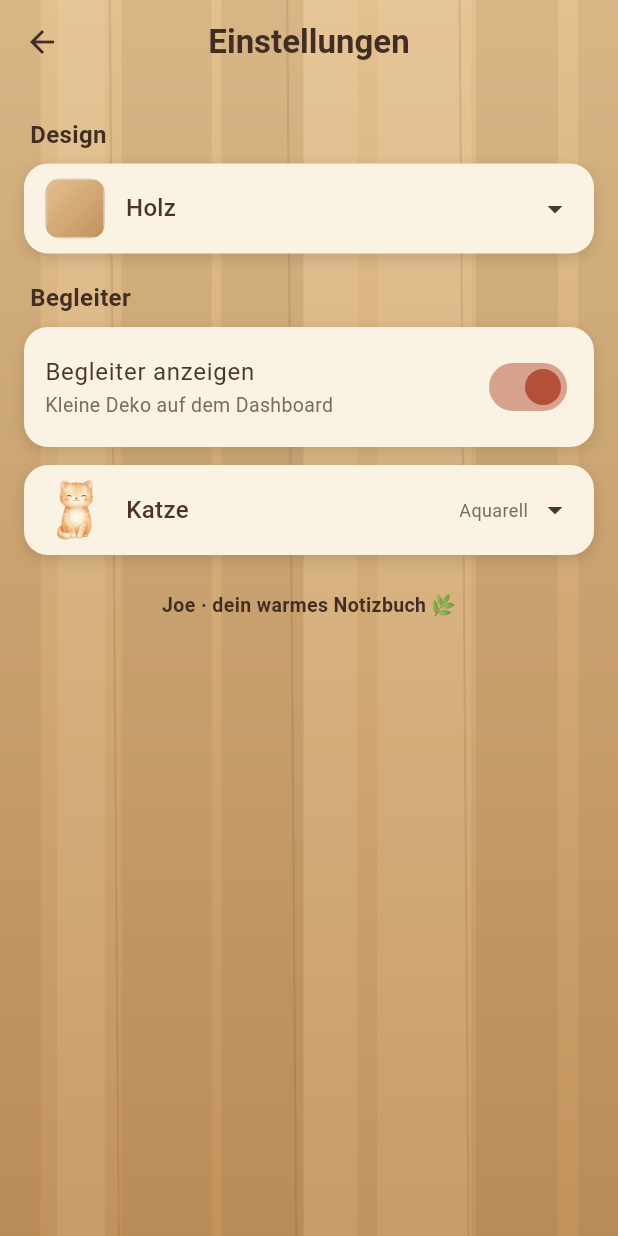
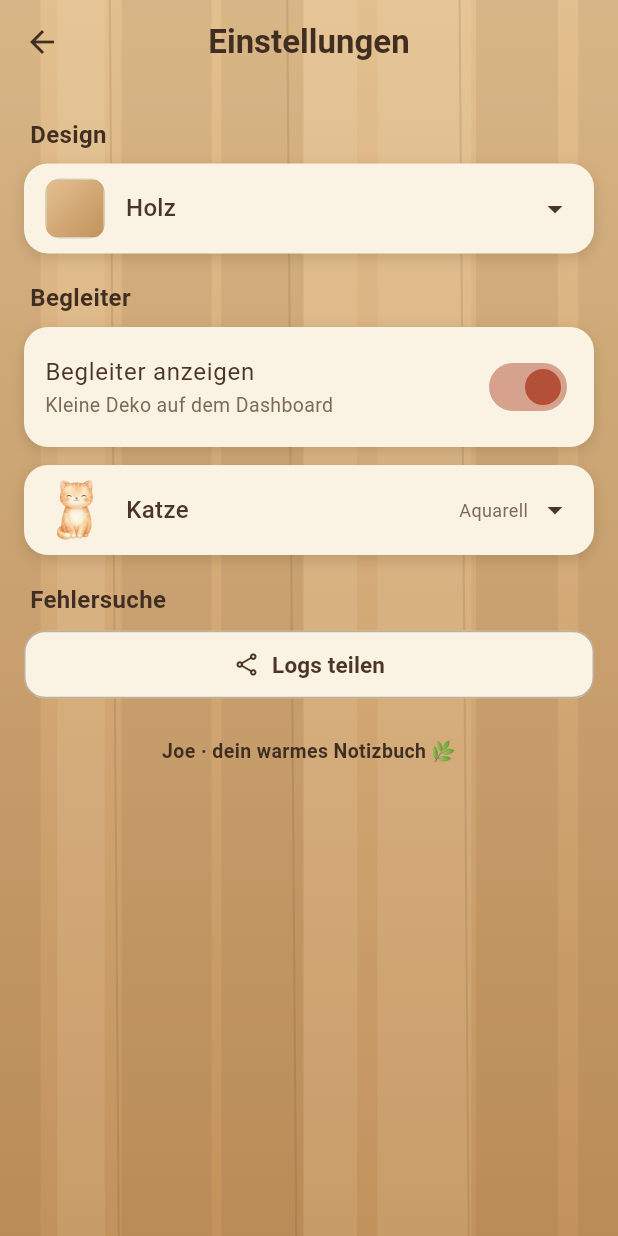
Before and after one commit to HolzfeallerJoe/joe-todo, a Flutter app: the screen it shows after launch, after a tap on "Heute abhaken", after a tap on "Einstellungen", on a phone screen of 412 x 824 dp. Run offline on Flutter 3.47's test engine with Material 3 defaults, Android fonts, the phone set to English and light mode, and no system bars; our stand-ins replace share_plus, shared_preferences.

Commit message:
joe-todo: App-Log mit "Logs teilen" in den Einstellungen
lib/log.dart schreibt Zeilen mit Zeitstempel nach joe.log im
Support-Verzeichnis, mit einfacher Rotation ab 256 KB (joe.log -> joe.log.1).
Zwei Grundsaetze: Loggen darf nie stoeren (jeder Dateifehler wird geschluckt,
ohne Dateisystem traegt ein Speicherpuffer - so bleiben auch die Unit-Tests
ohne path_provider lauffaehig), und Inhalte bleiben draussen - geloggt werden
Ereignisse, Anzahlen und IDs, nie Titel oder Notiztexte, denn geteilte Logs
gehen an Dritte.

Geloggt werden App-Start, Laden (samt Rettungsfall aus dem letzten Commit),
Speicherfehler (die _save fire-and-forget sonst spurlos verschluckt haette),
Anlegen/Loeschen von Aufgaben, Terminen und Notizen sowie unbehandelte Fehler
ueber FlutterError.onError und PlatformDispatcher.onError; das
Standardverhalten (Ausgabe bzw. Absturz) bleibt unveraendert.

In den Einstellungen steht dafuer unter "Fehlersuche" ein flacher Knopf ueber
die ganze Breite: "Logs teilen" reicht joe.log.1 und joe.log per Share-Intent
weiter (share_plus bringt den FileProvider mit, kein Manifest-Eintrag noetig);
solange keine Datei existiert, den Puffer als Text.

Neue Abhaengigkeiten: share_plus, path_provider. test/log_test.dart haelt
Zeitstempel, Rotation und den Puffer-Rueckfall fest; auf dem Emulator
durchgespielt bis zum offenen Share-Blatt mit joe.log.

Co-Authored-By: Claude Fable 5 <noreply@anthropic.com>

```diff
--- /dev/null
+++ b/app/lib/log.dart
@@ -0,0 +1,99 @@
+import 'dart:io';
+
+import 'package:flutter/foundation.dart';
+import 'package:path_provider/path_provider.dart';
+
+/// Schlichtes App-Log, damit „Logs teilen" in den Einstellungen etwas zum
+/// Teilen hat: Zeilen mit Zeitstempel, angehaengt an eine Datei im
+/// Support-Verzeichnis der App, gedeckelt durch eine einfache Rotation
+/// (joe.log wird zu joe.log.1, geteilt werden beide).
+///
+/// Zwei Grundsaetze:
+///
+/// * **Loggen darf nie stoeren.** Jeder Dateifehler wird geschluckt; wo es
+///   kein Dateisystem gibt (Unit-Tests), bleibt der Puffer im Speicher und
+///   die App laeuft unveraendert.
+/// * **Inhalte bleiben draussen.** Geloggt werden Ereignisse, Anzahlen und
+///   IDs – nie Titel oder Notiztexte, denn geteilte Logs gehen an Dritte.
+class JoeLog {
+  JoeLog._();
+
+  /// Eigene Instanz fuer Tests, damit der Singleton-Zustand nicht von Test
+  /// zu Test durchsickert.
+  @visibleForTesting
+  JoeLog.forTest();
+
+  static final JoeLog instance = JoeLog._();
+
+  /// Zum Umbiegen im Test; die App nutzt das Support-Verzeichnis.
+  @visibleForTesting
+  static Future<Directory> Function() resolveDirectory =
+      getApplicationSupportDirectory;
+
+  /// Ab dieser Groesse rueckt joe.log zu joe.log.1 (im Test kleiner).
+  @visibleForTesting
+  static int maxBytes = 256 * 1024;
+
+  /// So viele Zeilen haelt der Speicherpuffer als Ersatz fuer die Datei.
+  static const _recentCap = 400;
+
+  final List<String> _recent = [];
+  Future<void> _writing = Future.value();
+  bool _fileBroken = false;
+
+  /// Haengt eine Zeile an. Bequemer Einstieg: `JoeLog.log('...')`.
+  static void log(String message) => instance.add(message);
+
+  void add(String message) {
+    final line = '${DateTime.now().toIso8601String()} $message';
+    debugPrint('[joe] $line');
+    _recent.add(line);
+    if (_recent.length > _recentCap) _recent.removeAt(0);
+    // Schreibvorgaenge hintereinander haengen, damit sich zwei Zeilen nicht
+    // in die Quere kommen.
+    _writing = _writing.then((_) => _append(line));
+  }
+
+  Future<void> _append(String line) async {
+    if (_fileBroken) return;
+    try {
+      final file = await _logFile();
+      await file.writeAsString('$line\n', mode: FileMode.append);
+      if (await file.length() > maxBytes) {
+        final previous = File('${file.path}.1');
+        if (await previous.exists()) await previous.delete();
+        await file.rename(previous.path);
+      }
+    } catch (_) {
+      // Loggen darf nie stoeren – ab jetzt traegt der Speicherpuffer.
+      _fileBroken = true;
+    }
+  }
+
+  Future<File> _logFile() async {
+    final dir = await resolveDirectory();
+    return File('${dir.path}${Platform.pathSeparator}joe.log');
+  }
+
+  /// Alles fuers Teilen: erst ausschreiben, was noch aussteht, dann die
+  /// Logdateien – oder, solange keine existiert, der Puffer als Text.
+  Future<({List<String> paths, String text})> sharePayload() async {
+    await _writing;
+    final paths = <String>[];
+    if (!_fileBroken) {
+      try {
+        final file = await _logFile();
+        final previous = File('${file.path}.1');
+        if (await previous.exists()) paths.add(previous.path);
+        if (await file.exists()) paths.add(file.path);
+      } catch (_) {
+        // Dann eben der Puffer.
+      }
+    }
+    return (paths: paths, text: _recent.join('\n'));
+  }
+
+  /// Wartet alle angestossenen Schreibvorgaenge ab.
+  @visibleForTesting
+  Future<void> get flushed => _writing;
+}
--- a/app/lib/main.dart
+++ b/app/lib/main.dart
@@ -1,12 +1,24 @@
 import 'package:flutter/material.dart';
 import 'package:flutter/services.dart';
 
+import 'log.dart';
 import 'models.dart';
 import 'theme.dart';
 import 'screens/dashboard.dart';
 
 Future<void> main() async {
-  WidgetsFlutterBinding.ensureInitialized();
+  final binding = WidgetsFlutterBinding.ensureInitialized();
+  // Fehler landen im Log – dafuer ist "Logs teilen" in den Einstellungen da.
+  // Das Standardverhalten (Ausgabe bzw. Absturz) bleibt unveraendert.
+  FlutterError.onError = (details) {
+    JoeLog.log('FEHLER Flutter: ${details.exceptionAsString()}');
+    FlutterError.presentError(details);
+  };
+  binding.platformDispatcher.onError = (error, stack) {
+    JoeLog.log('FEHLER unbehandelt: $error');
+    return false;
+  };
+  JoeLog.log('App-Start');
   // Ab Android 15 laeuft die App ohnehin randlos: der Hintergrund liegt schon
   // hinter Status- und Navigationsleiste. Ohne diesen Aufruf legt das System
   // unten aber einen schwarzen Kontrastbalken darueber, waehrend oben die
--- a/app/lib/models.dart
+++ b/app/lib/models.dart
@@ -3,6 +3,7 @@ import 'dart:convert';
 import 'package:flutter/material.dart';
 import 'package:shared_preferences/shared_preferences.dart';
 
+import 'log.dart';
 import 'pets.dart';
 import 'util.dart';
 
@@ -262,6 +263,7 @@ class AppState extends ChangeNotifier {
     final prefs = await SharedPreferences.getInstance();
     final raw = prefs.getString(_storageKey);
     if (raw == null) {
+      JoeLog.log('Erster Start: Beispieldaten angelegt');
       _seed();
       await _save();
       return;
@@ -297,7 +299,11 @@ class AppState extends ChangeNotifier {
     final storedExpanded = data['todayExpanded'];
     todayExpanded = storedExpanded is bool ? storedExpanded : true;
 
+    JoeLog.log('Geladen: ${tasks.length} Aufgaben, '
+        '${appointments.length} Termine, ${notes.length} Notizen');
     if (losses > 0) {
+      JoeLog.log('ACHTUNG: $losses Eintraege unlesbar, '
+          'alter Bestand unter $rescueKey gesichert');
       await prefs.setString(rescueKey, raw);
       await _save();
     }
@@ -392,6 +398,7 @@ class AppState extends ChangeNotifier {
   }
 
   Future<void> _save() async {
+    try {
       final prefs = await SharedPreferences.getInstance();
       await prefs.setString(
         _storageKey,
@@ -405,6 +412,11 @@ class AppState extends ChangeNotifier {
           'todayExpanded': todayExpanded,
         }),
       );
+    } catch (e) {
+      // _changed() wirft das Speichern fire-and-forget an; ohne das Log
+      // verschwaende ein Fehler hier spurlos.
+      JoeLog.log('FEHLER beim Speichern: $e');
+    }
   }
 
   void _changed() {
@@ -415,6 +427,7 @@ class AppState extends ChangeNotifier {
   // ---- Tasks ----
 
   void addTask(Task task) {
+    JoeLog.log('Aufgabe angelegt (${task.id})');
     tasks.add(task);
     _changed();
   }
@@ -422,6 +435,7 @@ class AppState extends ChangeNotifier {
   void updateTask(Task task) => _changed();
 
   void deleteTask(Task task) {
+    JoeLog.log('Aufgabe geloescht (${task.id})');
     tasks.removeWhere((t) => t.id == task.id);
     _changed();
   }
@@ -567,6 +581,7 @@ class AppState extends ChangeNotifier {
   // ---- Appointments ----
 
   void addAppointment(Appointment a) {
+    JoeLog.log('Termin angelegt (${a.id})');
     appointments.add(a);
     _changed();
   }
@@ -574,6 +589,7 @@ class AppState extends ChangeNotifier {
   void updateAppointment(Appointment a) => _changed();
 
   void deleteAppointment(Appointment a) {
+    JoeLog.log('Termin geloescht (${a.id})');
     appointments.removeWhere((x) => x.id == a.id);
     _changed();
   }
@@ -603,6 +619,7 @@ class AppState extends ChangeNotifier {
   // ---- Notes ----
 
   void addNote(Note n) {
+    JoeLog.log('Notiz angelegt (${n.id})');
     notes.insert(0, n);
     _changed();
   }
@@ -614,6 +631,7 @@ class AppState extends ChangeNotifier {
   }
 
   void deleteNote(Note n) {
+    JoeLog.log('Notiz geloescht (${n.id})');
     notes.removeWhere((x) => x.id == n.id);
     _changed();
   }
--- a/app/lib/screens/settings.dart
+++ b/app/lib/screens/settings.dart
@@ -1,5 +1,7 @@
 import 'package:flutter/material.dart';
+import 'package:share_plus/share_plus.dart';
 
+import '../log.dart';
 import '../models.dart';
 import '../pets.dart';
 import '../theme.dart';
@@ -83,6 +85,27 @@ class SettingsScreen extends StatelessWidget {
                 ),
               ),
             ),
+            const SectionTitle('Fehlersuche'),
+            SizedBox(
+              width: double.infinity,
+              child: OutlinedButton.icon(
+                style: OutlinedButton.styleFrom(
+                  backgroundColor: theme.paper,
+                  foregroundColor: theme.ink,
+                  side: BorderSide(color: theme.inkSoft.withValues(alpha: 0.5)),
+                  padding: const EdgeInsets.symmetric(vertical: 12),
+                  shape: RoundedRectangleBorder(
+                    borderRadius: BorderRadius.circular(14),
+                  ),
+                ),
+                icon: const Icon(Icons.share_outlined, size: 18),
+                label: const Text(
+                  'Logs teilen',
+                  style: TextStyle(fontSize: 15, fontWeight: FontWeight.w600),
+                ),
+                onPressed: () => _shareLogs(context),
+              ),
+            ),
             const SizedBox(height: 24),
             Center(
               child: Text(
@@ -103,6 +126,23 @@ class SettingsScreen extends StatelessWidget {
       ),
     );
   }
+}
+
+/// Reicht die Logdateien an den Share-Intent des Systems weiter; solange
+/// noch keine Datei existiert, den Speicherpuffer als Text.
+Future<void> _shareLogs(BuildContext context) async {
+  final payload = await JoeLog.instance.sharePayload();
+  await SharePlus.instance.share(
+    payload.paths.isNotEmpty
+        ? ShareParams(
+            subject: 'Joe – Logs',
+            files: [
+              for (final path in payload.paths)
+                XFile(path, mimeType: 'text/plain'),
+            ],
+          )
+        : ShareParams(subject: 'Joe – Logs', text: payload.text),
+  );
 }
 
 /// One row in the theme dropdown: preview swatch plus name. Photo themes show
--- a/app/pubspec.yaml
+++ b/app/pubspec.yaml
@@ -35,6 +35,8 @@ dependencies:
   # Use with the CupertinoIcons class for iOS style icons.
   cupertino_icons: ^1.0.8
   shared_preferences: ^2.5.5
+  share_plus: ^13.3.0
+  path_provider: ^2.1.6
 
 dev_dependencies:
   flutter_test:
```
Also changed, not shown: app/pubspec.lock, 2 other files. Lines whose indentation alone changed are shown as unchanged.
